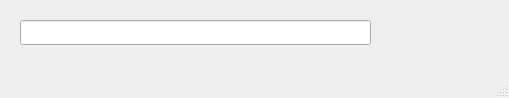
Above: source/gui/mainwindow.ui from richmanfx/EasyContest before the change. Below: the same form after it.
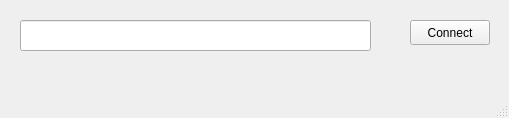
That is the form after the change. Icons and pictures are not drawn.

The edit to the form file:
```diff
--- a/source/gui/mainwindow.ui
+++ b/source/gui/mainwindow.ui
@@ -7,7 +7,7 @@
     <x>0</x>
     <y>0</y>
     <width>509</width>
-    <height>98</height>
+    <height>118</height>
    </rect>
   </property>
   <property name="sizePolicy">
@@ -42,13 +42,26 @@
     <normaloff>:/clean.png</normaloff>:/clean.png</iconset>
   </property>
   <widget class="QWidget" name="centralWidget">
+   <widget class="QPushButton" name="pbConnect">
+    <property name="geometry">
+     <rect>
+      <x>410</x>
+      <y>20</y>
+      <width>80</width>
+      <height>25</height>
+     </rect>
+    </property>
+    <property name="text">
+     <string>Connect</string>
+    </property>
+   </widget>
    <widget class="QLineEdit" name="callLineEdit">
     <property name="geometry">
      <rect>
       <x>20</x>
       <y>20</y>
       <width>351</width>
-      <height>25</height>
+      <height>31</height>
      </rect>
     </property>
    </widget>
```
